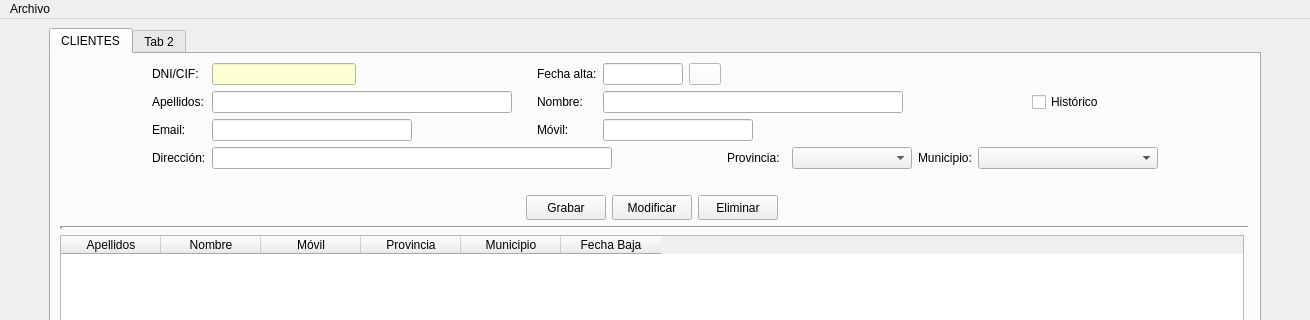
Qt form templates/venPrincipal.ui (yelkov/ProyectoDI) before a commit; both pictures show x 0 to 1310 and y 0 to 320 of the 1310 by 729 pixel window.
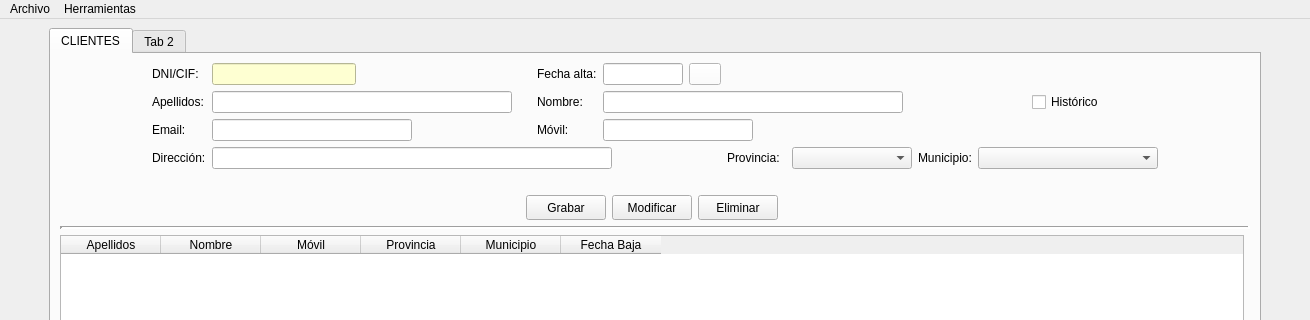
The same form after that commit. Icons and pictures are not drawn.

Commit message: feat(main): actualizar tabla de clientes al grabar

Diff of the .ui file:
```diff
--- a/templates/venPrincipal.ui
+++ b/templates/venPrincipal.ui
@@ -735,7 +735,15 @@
     </property>
     <addaction name="actionSalir"/>
    </widget>
+   <widget class="QMenu" name="menuHerramientas">
+    <property name="title">
+     <string>Herramientas</string>
+    </property>
+    <addaction name="actionCrear_backup"/>
+    <addaction name="actionRestaurar_backup"/>
+   </widget>
    <addaction name="menuArchivo"/>
+   <addaction name="menuHerramientas"/>
   </widget>
   <widget class="QStatusBar" name="statusbar"/>
   <action name="actionSalir">
```
Left out of the diff: 10 changed lines with no effect on the pictures. The commit also changes 2 other files.
